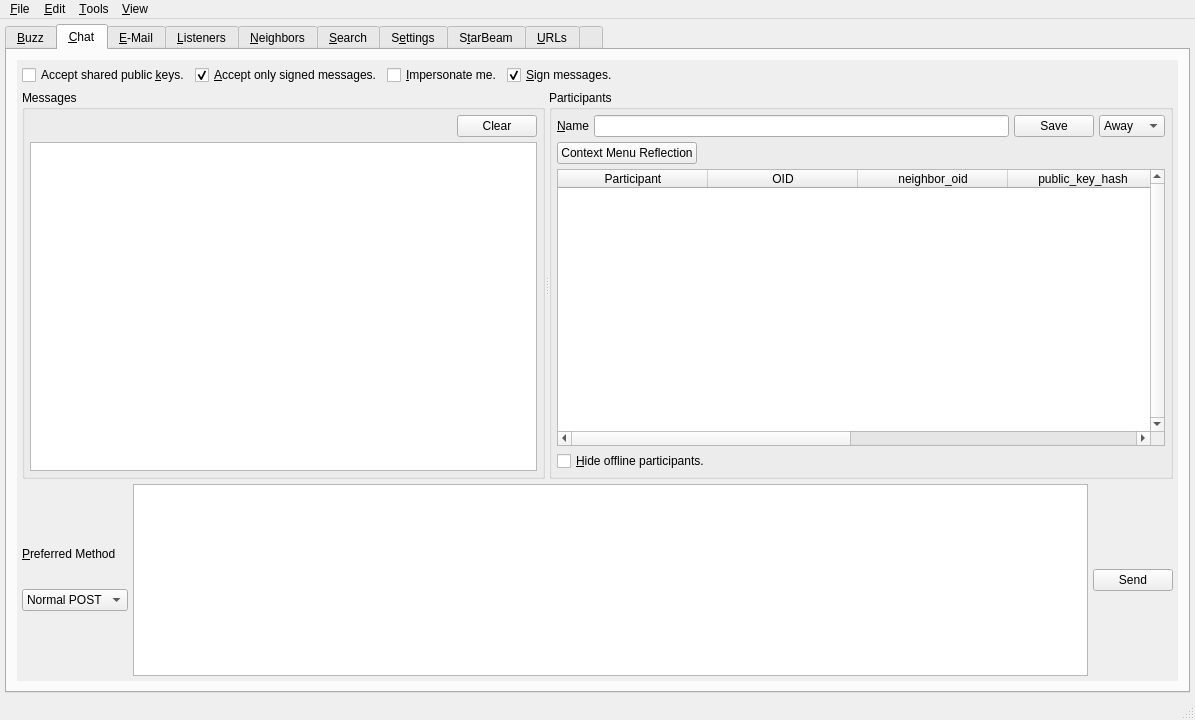
Old version of the form UI/controlcenter.ui in the repository xloem/spot-on-svn.
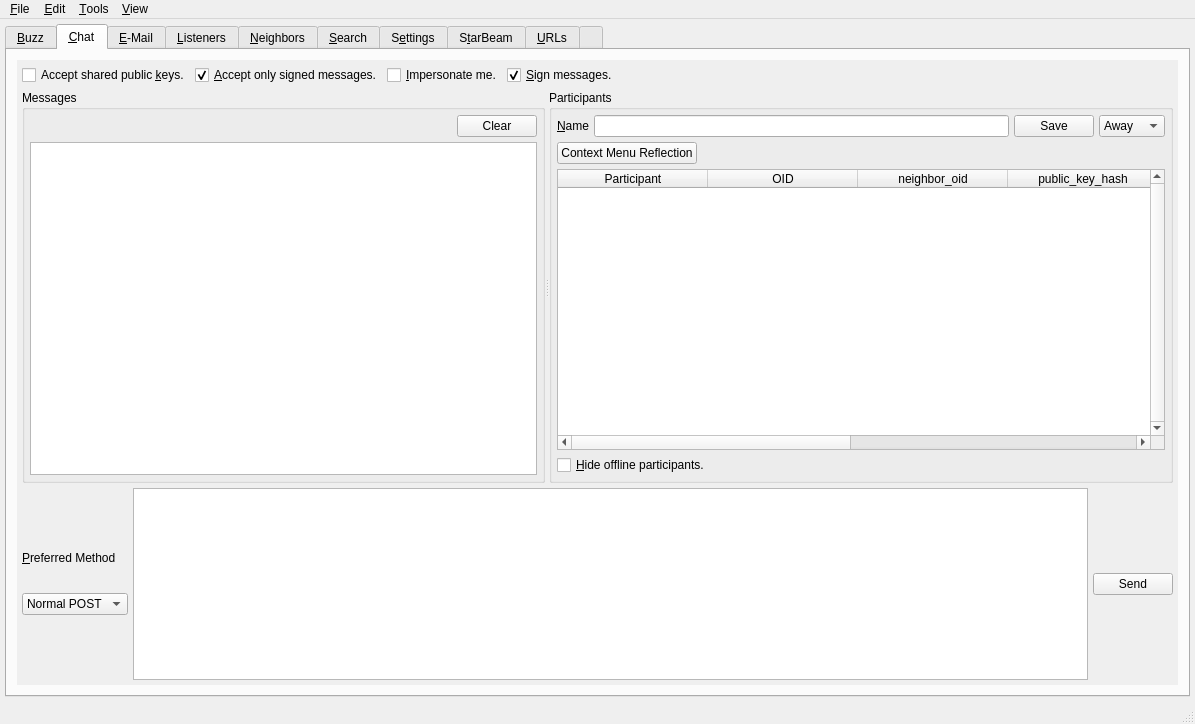
New version of the form. The open tabs and pages were chosen to show the change. Icons and pictures are not drawn. Custom widgets are drawn as their Qt base class.

Commit message: Corrected label.

```diff
--- a/UI/controlcenter.ui
+++ b/UI/controlcenter.ui
@@ -7,7 +7,7 @@
     <x>0</x>
     <y>0</y>
     <width>1195</width>
-    <height>720</height>
+    <height>724</height>
    </rect>
   </property>
   <property name="windowTitle">
@@ -373,8 +373,8 @@
                <rect>
                 <x>0</x>
                 <y>0</y>
-                <width>729</width>
-                <height>447</height>
+                <width>866</width>
+                <height>457</height>
                </rect>
               </property>
               <layout class="QHBoxLayout" name="horizontalLayout_25">
```
Left out of the diff: 18 changed lines with no effect on the pictures.
